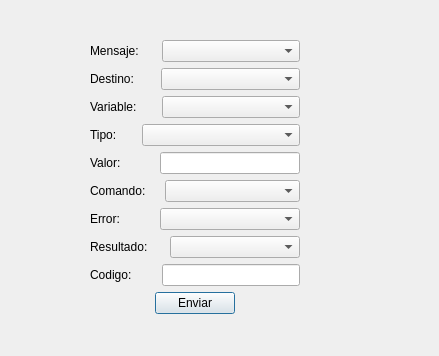
This is enviar_mensaje.ui in arukagiri/interfazLAC as Qt 5 draws it before an edit. The edited form follows.
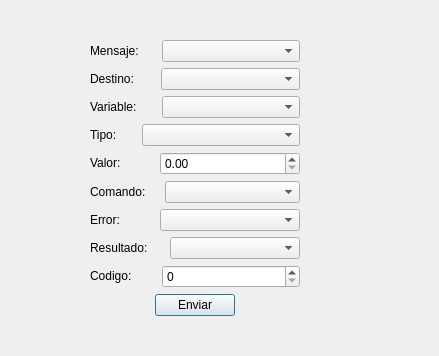
This is the edited form.

Commit message: AGREGUE SPIN A LAS OTRA PANTALLAS, CORREGI EL TEMA DE LA VARIABLE POR DEFECTO EN LA VENTANA CONSULTAR, Y UN PAR DE BOLUDECES MAS

Diff of the .ui file:
```diff
--- a/enviar_mensaje.ui
+++ b/enviar_mensaje.ui
@@ -13,7 +13,7 @@
   <property name="windowTitle">
    <string>Dialog</string>
   </property>
-  <widget class="QWidget" name="">
+  <widget class="QWidget" name="layoutWidget">
    <property name="geometry">
     <rect>
      <x>90</x>
@@ -227,14 +227,7 @@
        </spacer>
       </item>
       <item>
-       <widget class="QLineEdit" name="text_VALOR">
-        <property name="sizePolicy">
-         <sizepolicy hsizetype="Expanding" vsizetype="Fixed">
-          <horstretch>0</horstretch>
-          <verstretch>0</verstretch>
-         </sizepolicy>
-        </property>
-       </widget>
+       <widget class="QDoubleSpinBox" name="spin_valor"/>
       </item>
      </layout>
     </item>
@@ -399,17 +392,7 @@
        </spacer>
       </item>
       <item>
-       <widget class="QLineEdit" name="text_CODIGO">
-        <property name="sizePolicy">
-         <sizepolicy hsizetype="Expanding" vsizetype="Fixed">
-          <horstretch>0</horstretch>
-          <verstretch>0</verstretch>
-         </sizepolicy>
-        </property>
-        <property name="clearButtonEnabled">
-         <bool>false</bool>
-        </property>
-       </widget>
+       <widget class="QSpinBox" name="spin_codigo"/>
       </item>
      </layout>
     </item>
```
Left out of the diff: 2 changed lines with no effect on the pictures. The commit also changes 10 other files.
